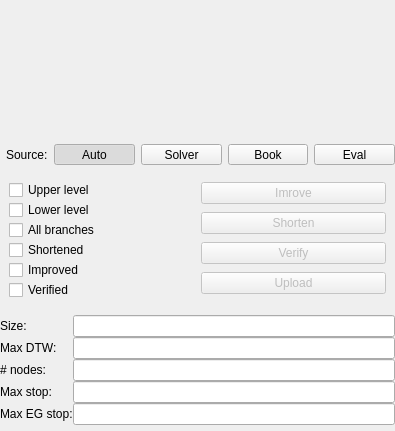
First picture: the form in projects/gui/ui/resultswidget.ui, repository tolius/solver, before the edit.
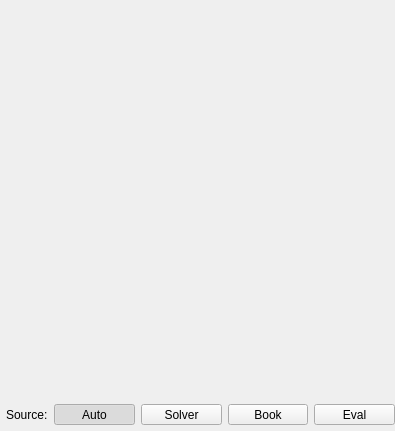
Second picture: the form after the edit.

Diff of the .ui file:
```diff
--- a/projects/gui/ui/resultswidget.ui
+++ b/projects/gui/ui/resultswidget.ui
@@ -40,7 +40,7 @@
         <x>0</x>
         <y>0</y>
         <width>395</width>
-        <height>108</height>
+        <height>378</height>
        </rect>
       </property>
      </widget>
@@ -152,297 +152,6 @@
      </item>
     </layout>
    </item>
-   <item>
-    <widget class="QWidget" name="widget_SolutionResult" native="true">
-     <layout class="QGridLayout" name="gridLayout">
-      <item row="0" column="1">
-       <layout class="QVBoxLayout" name="verticalLayout_3">
-        <item>
-         <widget class="QPushButton" name="btn_Improve">
-          <property name="enabled">
-           <bool>false</bool>
-          </property>
-          <property name="text">
-           <string>Imrove</string>
-          </property>
-          <property name="checkable">
-           <bool>true</bool>
-          </property>
-         </widget>
-        </item>
-        <item>
-         <widget class="QPushButton" name="btn_Shorten">
-          <property name="enabled">
-           <bool>false</bool>
-          </property>
-          <property name="text">
-           <string>Shorten</string>
-          </property>
-          <property name="checkable">
-           <bool>true</bool>
-          </property>
-         </widget>
-        </item>
-        <item>
-         <widget class="QPushButton" name="btn_Verify">
-          <property name="enabled">
-           <bool>false</bool>
-          </property>
-          <property name="text">
-           <string>Verify</string>
-          </property>
-          <property name="checkable">
-           <bool>true</bool>
-          </property>
-         </widget>
-        </item>
-        <item>
-         <widget class="QPushButton" name="btn_Upload">
-          <property name="enabled">
-           <bool>false</bool>
-          </property>
-          <property name="text">
-           <string>Upload</string>
-          </property>
-          <property name="checkable">
-           <bool>true</bool>
-          </property>
-         </widget>
-        </item>
-        <item>
-         <spacer name="verticalSpacer">
-          <property name="orientation">
-           <enum>Qt::Vertical</enum>
-          </property>
-          <property name="sizeType">
-           <enum>QSizePolicy::Minimum</enum>
-          </property>
-          <property name="sizeHint" stdset="0">
-           <size>
-            <width>20</width>
-            <height>1</height>
-           </size>
-          </property>
-         </spacer>
-        </item>
-       </layout>
-      </item>
-      <item row="0" column="0">
-       <layout class="QVBoxLayout" name="verticalLayout_2">
-        <property name="spacing">
-         <number>0</number>
-        </property>
-        <property name="topMargin">
-         <number>0</number>
-        </property>
-        <item>
-         <widget class="QCheckBox" name="checkBox">
-          <property name="enabled">
-           <bool>true</bool>
-          </property>
-          <property name="text">
-           <string>Upper level</string>
-          </property>
-          <property name="checkable">
-           <bool>false</bool>
-          </property>
-         </widget>
-        </item>
-        <item>
-         <widget class="QCheckBox" name="checkBox_3">
-          <property name="enabled">
-           <bool>true</bool>
-          </property>
-          <property name="text">
-           <string>Lower level</string>
-          </property>
-          <property name="checkable">
-           <bool>false</bool>
-          </property>
-         </widget>
-        </item>
-        <item>
-         <widget class="QCheckBox" name="checkBox_5">
-          <property name="enabled">
-           <bool>true</bool>
-          </property>
-          <property name="text">
-           <string>All branches</string>
-          </property>
-          <property name="checkable">
-           <bool>false</bool>
-          </property>
-         </widget>
-        </item>
-        <item>
-         <widget class="QCheckBox" name="checkBox_2">
-          <property name="enabled">
-           <bool>true</bool>
-          </property>
-          <property name="text">
-           <string>Shortened</string>
-          </property>
-          <property name="checkable">
-           <bool>false</bool>
-          </property>
-         </widget>
-        </item>
-        <item>
-         <widget class="QCheckBox" name="checkBox_7">
-          <property name="enabled">
-           <bool>true</bool>
-          </property>
-          <property name="text">
-           <string>Improved</string>
-          </property>
-          <property name="checkable">
-           <bool>false</bool>
-          </property>
-         </widget>
-        </item>
-        <item>
-         <widget class="QCheckBox" name="checkBox_4">
-          <property name="enabled">
-           <bool>true</bool>
-          </property>
-          <property name="text">
-           <string>Verified</string>
-          </property>
-          <property name="checkable">
-           <bool>false</bool>
-          </property>
-         </widget>
-        </item>
-       </layout>
-      </item>
-     </layout>
-    </widget>
-   </item>
-   <item>
-    <widget class="QWidget" name="widget_ResultInfo" native="true">
-     <layout class="QVBoxLayout" name="verticalLayout_4">
-      <property name="spacing">
-       <number>0</number>
-      </property>
-      <property name="leftMargin">
-       <number>0</number>
-      </property>
-      <property name="topMargin">
-       <number>0</number>
-      </property>
-      <property name="rightMargin">
-       <number>0</number>
-      </property>
-      <property name="bottomMargin">
-       <number>0</number>
-      </property>
-      <item>
-       <layout class="QFormLayout" name="formLayout">
-        <item row="0" column="0">
-         <widget class="QLabel" name="label_2">
-          <property name="text">
-           <string>Size:</string>
-          </property>
-         </widget>
-        </item>
-        <item row="0" column="1">
-         <widget class="QLineEdit" name="lineEdit">
-          <property name="text">
-           <string/>
-          </property>
-          <property name="alignment">
-           <set>Qt::AlignRight|Qt::AlignTrailing|Qt::AlignVCenter</set>
-          </property>
-          <property name="readOnly">
-           <bool>true</bool>
-          </property>
-         </widget>
-        </item>
-        <item row="1" column="0">
-         <widget class="QLabel" name="label_3">
-          <property name="text">
-           <string>Max DTW:</string>
-          </property>
-         </widget>
-        </item>
-        <item row="1" column="1">
-         <widget class="QLineEdit" name="lineEdit_2">
-          <property name="text">
-           <string/>
-          </property>
-          <property name="alignment">
-           <set>Qt::AlignRight|Qt::AlignTrailing|Qt::AlignVCenter</set>
-          </property>
-          <property name="readOnly">
-           <bool>true</bool>
-          </property>
-         </widget>
-        </item>
-        <item row="2" column="0">
-         <widget class="QLabel" name="label_4">
-          <property name="text">
-           <string># nodes:</string>
-          </property>
-         </widget>
-        </item>
-        <item row="2" column="1">
-         <widget class="QLineEdit" name="lineEdit_3">
-          <property name="text">
-           <string/>
-          </property>
-          <property name="alignment">
-           <set>Qt::AlignRight|Qt::AlignTrailing|Qt::AlignVCenter</set>
-          </property>
-          <property name="readOnly">
-           <bool>true</bool>
-          </property>
-         </widget>
-        </item>
-        <item row="3" column="0">
-         <widget class="QLabel" name="label_5">
-          <property name="text">
-           <string>Max stop:</string>
-          </property>
-         </widget>
-        </item>
-        <item row="3" column="1">
-         <widget class="QLineEdit" name="lineEdit_4">
-          <property name="text">
-           <string/>
-          </property>
-          <property name="alignment">
-           <set>Qt::AlignRight|Qt::AlignTrailing|Qt::AlignVCenter</set>
-          </property>
-          <property name="readOnly">
-           <bool>true</bool>
-          </property>
-         </widget>
-        </item>
-        <item row="4" column="0">
-         <widget class="QLabel" name="label_6">
-          <property name="text">
-           <string>Max EG stop:</string>
-          </property>
-         </widget>
-        </item>
-        <item row="4" column="1">
-         <widget class="QLineEdit" name="lineEdit_5">
-          <property name="text">
-           <string/>
-          </property>
-          <property name="alignment">
-           <set>Qt::AlignRight|Qt::AlignTrailing|Qt::AlignVCenter</set>
-          </property>
-          <property name="readOnly">
-           <bool>true</bool>
-          </property>
-         </widget>
-        </item>
-       </layout>
-      </item>
-     </layout>
-    </widget>
-   </item>
   </layout>
  </widget>
  <resources/>
```
